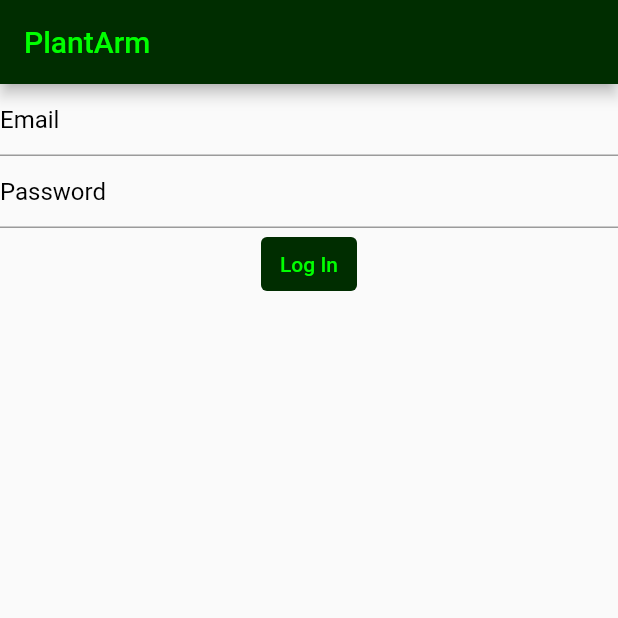
After one commit to GersonCJ/PlantArmApp, a Flutter app: the screen it shows after launch, on a phone screen of 412 x 824 dp, the top half of it. The commit adds this screen. Run offline on Flutter 3.47's test engine with Material 2 defaults, Android fonts, the phone set to English and light mode, and no system bars; our stand-ins replace firebase_auth, firebase_core; accounts and stored records are empty; generated files the repository leaves out were written again.

Commit message:
Refactoring Code and adding Login View

```diff
--- /dev/null
+++ b/Flutter/PlantArm/plantarmapp/lib/view/login_view.dart
@@ -0,0 +1,94 @@
+import 'package:firebase_auth/firebase_auth.dart';
+import 'package:firebase_core/firebase_core.dart';
+import 'package:flutter/material.dart';
+import 'package:plantarmapp/firebase_options.dart';
+
+class LoginView extends StatefulWidget {
+  const LoginView({Key? key}) : super(key: key);
+
+  @override
+  State<LoginView> createState() => _LoginViewState();
+}
+
+class _LoginViewState extends State<LoginView> {
+  late final TextEditingController _email;
+    late final TextEditingController _password;
+
+  @override
+  void initState() {
+    // TODO: implement initState
+    _email = TextEditingController();
+    _password = TextEditingController();
+    super.initState();
+  }
+
+  @override
+  void dispose() {
+    // TODO: implement dispose
+    _email.dispose();
+    _password.dispose();
+    super.dispose();
+  }
+
+  @override
+  Widget build(BuildContext context) {
+    return Scaffold(
+      appBar: AppBar(
+        title: const Text('PlantArm'),
+        backgroundColor: const Color.fromARGB(255, 0, 45, 0),
+        foregroundColor: const Color.fromARGB(255, 0, 255, 0),
+      ),
+      body: FutureBuilder(
+        future: Firebase.initializeApp(
+          options: DefaultFirebaseOptions.currentPlatform
+        ),
+        builder: (context, snapshot){
+
+          switch (snapshot.connectionState){
+
+            case ConnectionState.done:
+              return Column(
+                children: [
+                  TextField(
+                    controller: _email,
+                    enableSuggestions: false,
+                    autocorrect: false,
+                    keyboardType: TextInputType.emailAddress,
+                    decoration: const InputDecoration(
+                      hintText: 'Email',
+                      hintStyle: TextStyle(color: Colors.black),
+                    ),
+                  ),
+                  TextField(
+                    controller: _password,
+                    enableSuggestions: false,
+                    autocorrect: false,
+                    obscureText: true,
+                    decoration: const InputDecoration(
+                      hintText: 'Password',
+                      hintStyle: TextStyle(color: Colors.black),
+                    ),
+                  ),
+                  TextButton(onPressed: (() async {
+                    final username = _email.text;
+                    final password = _password.text;
+                    final userCredential = await FirebaseAuth.instance.signInWithEmailAndPassword(
+                      email: username,
+                      password: password);
+                      print(userCredential);
+                  }), style: ButtonStyle(
+                        backgroundColor: MaterialStateProperty.all(const Color.fromARGB(255, 0, 45, 0)),
+                        foregroundColor: MaterialStateProperty.all(const Color.fromARGB(255, 0, 255, 0))),
+                      child:
+                        const Text('Log In')),
+                ],
+              );
+              default:
+                return const Text('Loading...');
+
+          }
+        }
+      )
+    );
+  }
+}
```
Also changed, not shown: Flutter/PlantArm/plantarmapp/lib/main.dart (+4 -95 lines), Flutter/PlantArm/plantarmapp/lib/view/register_view.dart (added, +96 -0 lines).
